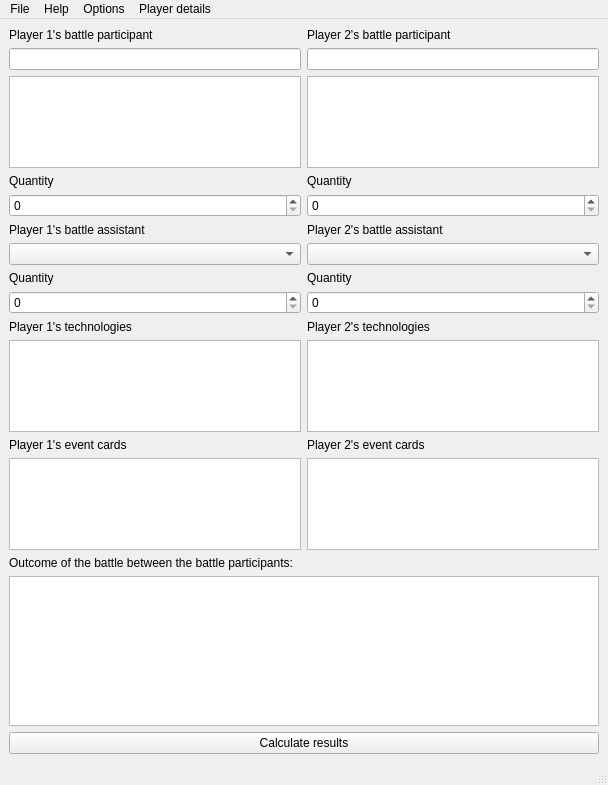
ProjectsKoryHasWorkedOn/2023-2024_AoE_II_Board_Game_Combat_Results_Calculator_Reworked, file AoE2_Calculator-master/mainwindow.ui: the form before one commit.
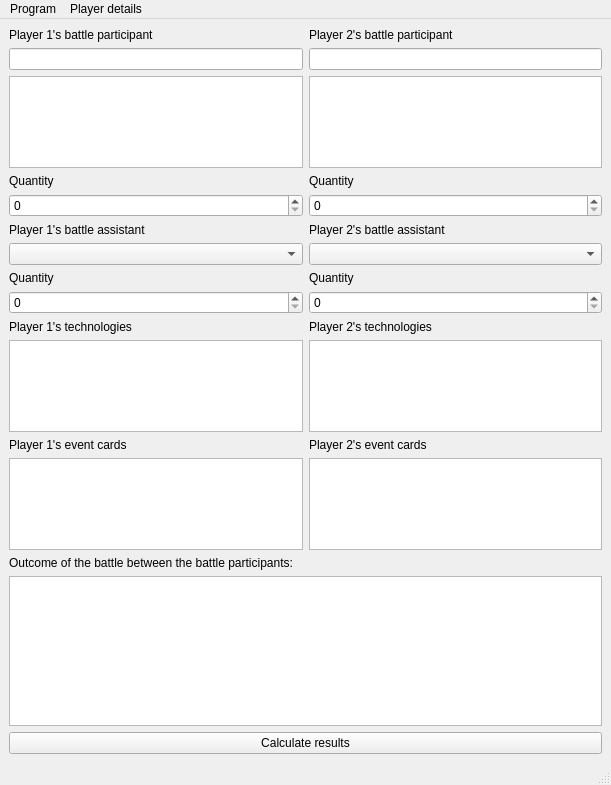
The form after the commit.

Commit message: added icons to menu items and rearranged the menu items. added a dark mode

```diff
--- a/AoE2_Calculator-master/mainwindow.ui
+++ b/AoE2_Calculator-master/mainwindow.ui
@@ -6,7 +6,7 @@
    <rect>
     <x>0</x>
     <y>0</y>
-    <width>608</width>
+    <width>611</width>
     <height>785</height>
    </rect>
   </property>
@@ -205,20 +205,21 @@
     <rect>
      <x>0</x>
      <y>0</y>
-     <width>608</width>
+     <width>611</width>
      <height>21</height>
     </rect>
    </property>
    <widget class="QMenu" name="menuFile">
     <property name="title">
-     <string>File</string>
+     <string>Program</string>
     </property>
-    <addaction name="closeProgram"/>
-   </widget>
-   <widget class="QMenu" name="menuHelp">
-    <property name="title">
-     <string>Help</string>
-    </property>
+    <widget class="QMenu" name="menuOptions">
+     <property name="title">
+      <string>Options</string>
+     </property>
+     <addaction name="actionEnableDisableSFX"/>
+     <addaction name="actionEnableDisableDarkMode"/>
+    </widget>
     <widget class="QMenu" name="menuDocumentation">
      <property name="title">
       <string>Documentation</string>
@@ -229,12 +230,10 @@
     </widget>
     <addaction name="actionAbout"/>
     <addaction name="menuDocumentation"/>
-   </widget>
-   <widget class="QMenu" name="menuOptions">
-    <property name="title">
-     <string>Options</string>
-    </property>
-    <addaction name="actionDisable_SFX"/>
+    <addaction name="separator"/>
+    <addaction name="closeProgram"/>
+    <addaction name="separator"/>
+    <addaction name="menuOptions"/>
    </widget>
    <widget class="QMenu" name="menuPlayer_details">
     <property name="title">
@@ -248,8 +247,6 @@
     <addaction name="actionSet_set_color_of_player_2"/>
    </widget>
    <addaction name="menuFile"/>
-   <addaction name="menuHelp"/>
-   <addaction name="menuOptions"/>
    <addaction name="menuPlayer_details"/>
   </widget>
   <widget class="QStatusBar" name="statusbar"/>
```
Left out of the diff: 45 changed lines with no effect on the pictures. The commit also changes 36 other files.
